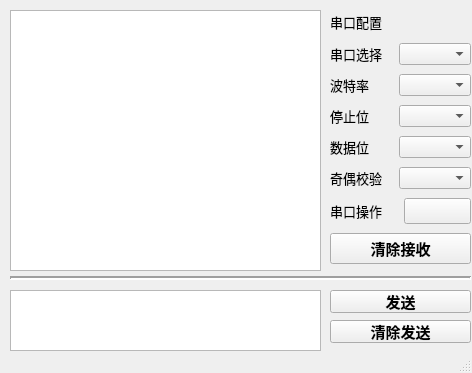
Before: the Qt Designer form QSerialAssistant/mainwindow.ui in chenchuhan/QWidgetPro, drawn with Qt 5.
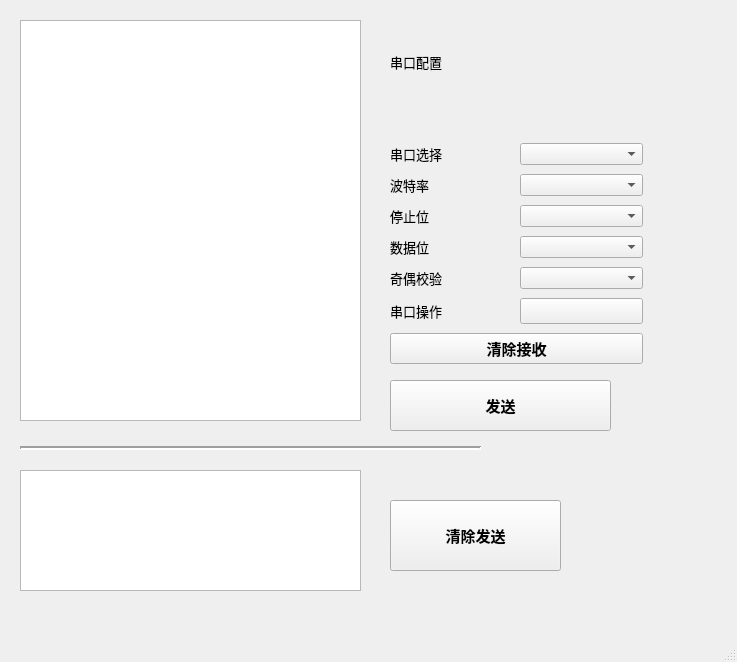
After: the same form once the commit is applied. Custom widgets are drawn as their Qt base class.

Patch:
```diff
--- a/QSerialAssistant/mainwindow.ui
+++ b/QSerialAssistant/mainwindow.ui
@@ -9,8 +9,8 @@
    <rect>
     <x>0</x>
     <y>0</y>
-    <width>472</width>
-    <height>373</height>
+    <width>737</width>
+    <height>662</height>
    </rect>
   </property>
   <property name="windowTitle">
@@ -20,9 +20,9 @@
    <widget class="QWidget" name="verticalLayoutWidget">
     <property name="geometry">
      <rect>
-      <x>330</x>
-      <y>40</y>
-      <width>141</width>
+      <x>390</x>
+      <y>140</y>
+      <width>253</width>
       <height>231</height>
      </rect>
     </property>
@@ -207,10 +207,10 @@
    <widget class="QPushButton" name="pushButton_send">
     <property name="geometry">
      <rect>
-      <x>330</x>
-      <y>290</y>
-      <width>141</width>
-      <height>23</height>
+      <x>390</x>
+      <y>380</y>
+      <width>221</width>
+      <height>51</height>
      </rect>
     </property>
     <property name="font">
@@ -231,10 +231,10 @@
    <widget class="QPushButton" name="pushButton_clearSend">
     <property name="geometry">
      <rect>
-      <x>330</x>
-      <y>320</y>
-      <width>141</width>
-      <height>23</height>
+      <x>390</x>
+      <y>500</y>
+      <width>171</width>
+      <height>71</height>
      </rect>
     </property>
     <property name="font">
@@ -255,8 +255,8 @@
    <widget class="Line" name="line">
     <property name="geometry">
      <rect>
-      <x>10</x>
-      <y>270</y>
+      <x>20</x>
+      <y>440</y>
       <width>461</width>
       <height>16</height>
      </rect>
@@ -271,8 +271,8 @@
    <widget class="QLabel" name="label">
     <property name="geometry">
      <rect>
-      <x>330</x>
-      <y>10</y>
+      <x>390</x>
+      <y>50</y>
       <width>139</width>
       <height>23</height>
      </rect>
@@ -289,20 +289,20 @@
    <widget class="QTextEdit" name="textEdit_rcv">
     <property name="geometry">
      <rect>
-      <x>10</x>
-      <y>10</y>
-      <width>311</width>
-      <height>261</height>
+      <x>20</x>
+      <y>20</y>
+      <width>341</width>
+      <height>401</height>
      </rect>
     </property>
    </widget>
    <widget class="QTextEdit" name="textEdit_send">
     <property name="geometry">
      <rect>
-      <x>10</x>
-      <y>290</y>
-      <width>311</width>
-      <height>61</height>
+      <x>20</x>
+      <y>470</y>
+      <width>341</width>
+      <height>121</height>
      </rect>
     </property>
    </widget>
```
Left out of the diff: 2 changed lines with no effect on the pictures.
